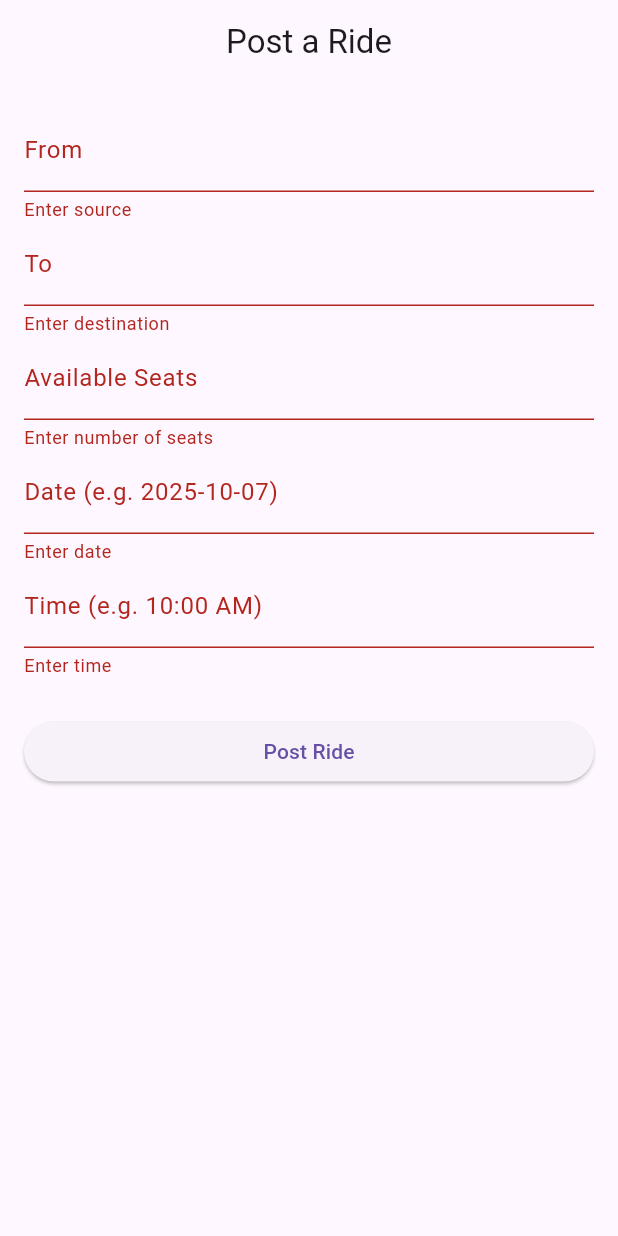
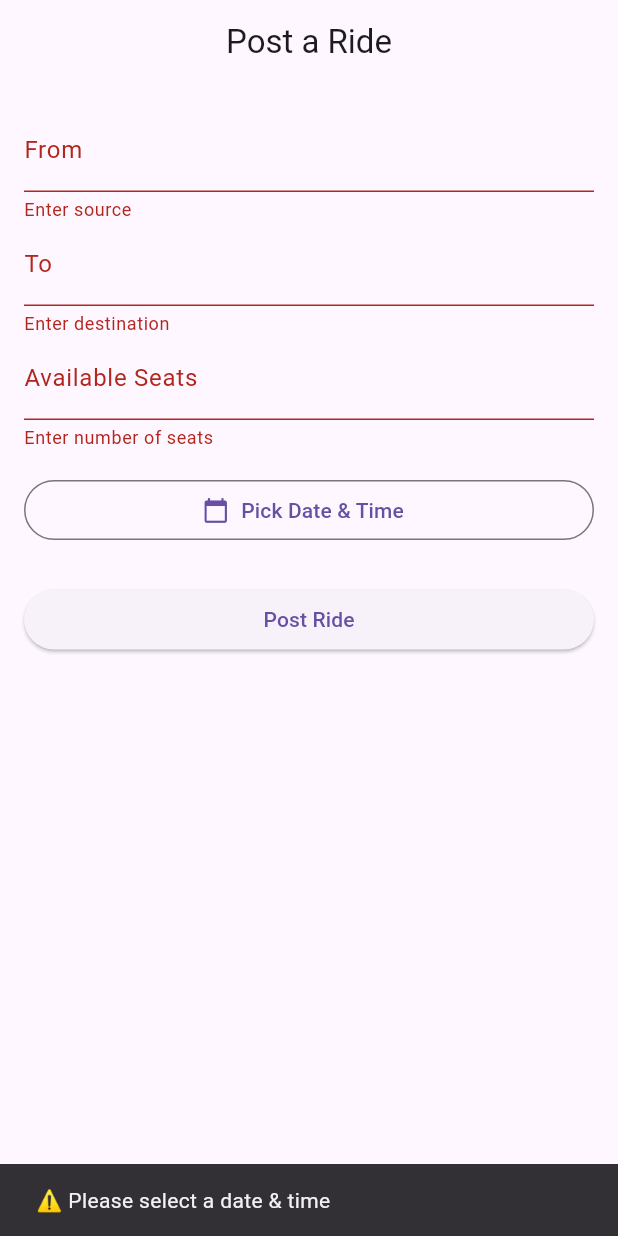
Before and after one commit to naklideep/pooling, a Flutter app: the PostRidePage screen opened directly, after a tap on "Post Ride", on a phone screen of 412 x 824 dp. Run offline on Flutter 3.47's test engine with Material 3 defaults, Android fonts, the light colour scheme and no system bars; our stand-ins replace cloud_firestore, firebase_auth, firebase_core; accounts and stored records are empty.

Commit message:
update feature

```diff
--- a/lib/pages/post_ride.dart
+++ b/lib/pages/post_ride.dart
@@ -1,6 +1,7 @@
 import 'package:flutter/material.dart';
 import 'package:cloud_firestore/cloud_firestore.dart';
 import 'package:firebase_auth/firebase_auth.dart';
+import 'package:intl/intl.dart'; // for formatting
 
 class PostRidePage extends StatefulWidget {
   const PostRidePage({super.key});
@@ -14,13 +15,44 @@ class _PostRidePageState extends State<PostRidePage> {
   final _fromController = TextEditingController();
   final _toController = TextEditingController();
   final _seatsController = TextEditingController();
-  final _dateController = TextEditingController();
-  final _timeController = TextEditingController();
 
+  DateTime? _selectedDateTime;
   bool _isLoading = false;
 
+  // 🔹 Pick Date and Time together
+  Future<void> _pickDateTime() async {
+    final date = await showDatePicker(
+      context: context,
+      initialDate: DateTime.now(),
+      firstDate: DateTime.now(),
+      lastDate: DateTime(2030),
+    );
+    if (date == null) return;
+
+    final time = await showTimePicker(
+      context: context,
+      initialTime: TimeOfDay.now(),
+    );
+    if (time == null) return;
+
+    final combined = DateTime(
+      date.year,
+      date.month,
+      date.day,
+      time.hour,
+      time.minute,
+    );
+
+    setState(() => _selectedDateTime = combined);
+  }
+
   Future<void> _postRide() async {
-    if (!_formKey.currentState!.validate()) return;
+    if (!_formKey.currentState!.validate() || _selectedDateTime == null) {
+      ScaffoldMessenger.of(context).showSnackBar(
+        const SnackBar(content: Text("⚠️ Please select a date & time")),
+      );
+      return;
+    }
 
     setState(() => _isLoading = true);
 
@@ -28,12 +60,9 @@ class _PostRidePageState extends State<PostRidePage> {
       final user = FirebaseAuth.instance.currentUser;
       if (user == null) throw Exception("User not logged in");
 
-      // ✅ Fetch username (from Firestore or fallback)
       String userName = "Unknown";
-      final userDoc = await FirebaseFirestore.instance
-          .collection('users')
-          .doc(user.uid)
-          .get();
+      final userDoc =
+      await FirebaseFirestore.instance.collection('users').doc(user.uid).get();
 
       if (userDoc.exists && userDoc.data()?['name'] != null) {
         userName = userDoc['name'];
@@ -43,20 +72,18 @@ class _PostRidePageState extends State<PostRidePage> {
         userName = user.email!.split('@').first;
       }
 
-      // ✅ Save ride data with all expected fields
       await FirebaseFirestore.instance.collection('rides').add({
         'from': _fromController.text.trim(),
         'to': _toController.text.trim(),
         'seats': int.tryParse(_seatsController.text.trim()) ?? 1,
-        'date': _dateController.text.trim(),
-        'time': _timeController.text.trim(),
+        'dateTime': _selectedDateTime,
         'status': 'pending',
-        'riderId': user.uid,           // same naming as find_ride_widget
-        'postedByName': userName,      // rider name shown in ride feed
-        'acceptedBy': '',              // will be updated when accepted
-        'acceptedByName': '',          // will store acceptor name
-        'acceptedAt': null,            // timestamp when accepted
-        'completedAt': null,           // future use
+        'riderId': user.uid,
+        'postedByName': userName,
+        'acceptedBy': '',
+        'acceptedByName': '',
+        'acceptedAt': null,
+        'completedAt': null,
         'timestamp': FieldValue.serverTimestamp(),
       });
 
@@ -65,6 +92,7 @@ class _PostRidePageState extends State<PostRidePage> {
       );
 
       _formKey.currentState!.reset();
+      setState(() => _selectedDateTime = null);
     } catch (e) {
       ScaffoldMessenger.of(context).showSnackBar(
         SnackBar(content: Text("❌ Error posting ride: $e")),
@@ -76,6 +104,10 @@ class _PostRidePageState extends State<PostRidePage> {
 
   @override
   Widget build(BuildContext context) {
+    final dateTimeText = _selectedDateTime == null
+        ? "Pick Date & Time"
+        : DateFormat('yyyy-MM-dd hh:mm a').format(_selectedDateTime!);
+
     return Scaffold(
       appBar: AppBar(
         title: const Text("Post a Ride"),
@@ -103,17 +135,11 @@ class _PostRidePageState extends State<PostRidePage> {
                 keyboardType: TextInputType.number,
                 validator: (v) => v!.isEmpty ? "Enter number of seats" : null,
               ),
-              TextFormField(
-                controller: _dateController,
-                decoration:
-                const InputDecoration(labelText: "Date (e.g. 2025-10-07)"),
-                validator: (v) => v!.isEmpty ? "Enter date" : null,
-              ),
-              TextFormField(
-                controller: _timeController,
-                decoration:
-                const InputDecoration(labelText: "Time (e.g. 10:00 AM)"),
-                validator: (v) => v!.isEmpty ? "Enter time" : null,
+              const SizedBox(height: 16),
+              OutlinedButton.icon(
+                icon: const Icon(Icons.calendar_today),
+                label: Text(dateTimeText),
+                onPressed: _pickDateTime,
               ),
               const SizedBox(height: 25),
               ElevatedButton(
--- a/pubspec.yaml
+++ b/pubspec.yaml
@@ -33,6 +33,7 @@ dependencies:
   firebase_core: ^3.6.0
   firebase_auth: ^5.3.1
   cloud_firestore: ^5.4.4
+  intl: ^0.18.1
 
 
 
@@ -45,7 +46,8 @@ dependencies:
 dev_dependencies:
   flutter_test:
     sdk: flutter
-
+  integration_test:
+    sdk: flutter
   # The "flutter_lints" package below contains a set of recommended lints to
   # encourage good coding practices. The lint set provided by the package is
   # activated in the `analysis_options.yaml` file located at the root of your
```
Also changed, not shown: lib/main.dart (+7 -2 lines), lib/pages/admin_dashboard_page.dart (+113 -29 lines), lib/pages/login_page.dart (+9 -17 lines), lib/pages/registration_page.dart (+7 -5 lines), lib/pages/ride_feed.dart (+11 -0 lines), lib/pages/your_rides_page.dart (+42 -14 lines), pubspec.lock, 3 other files.
